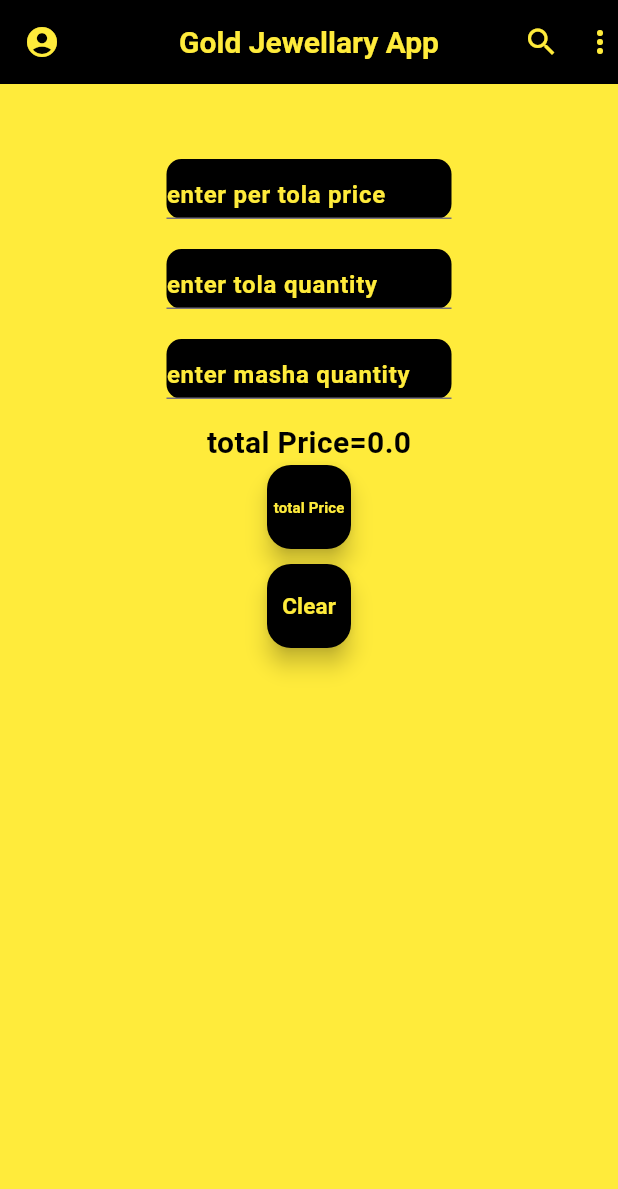
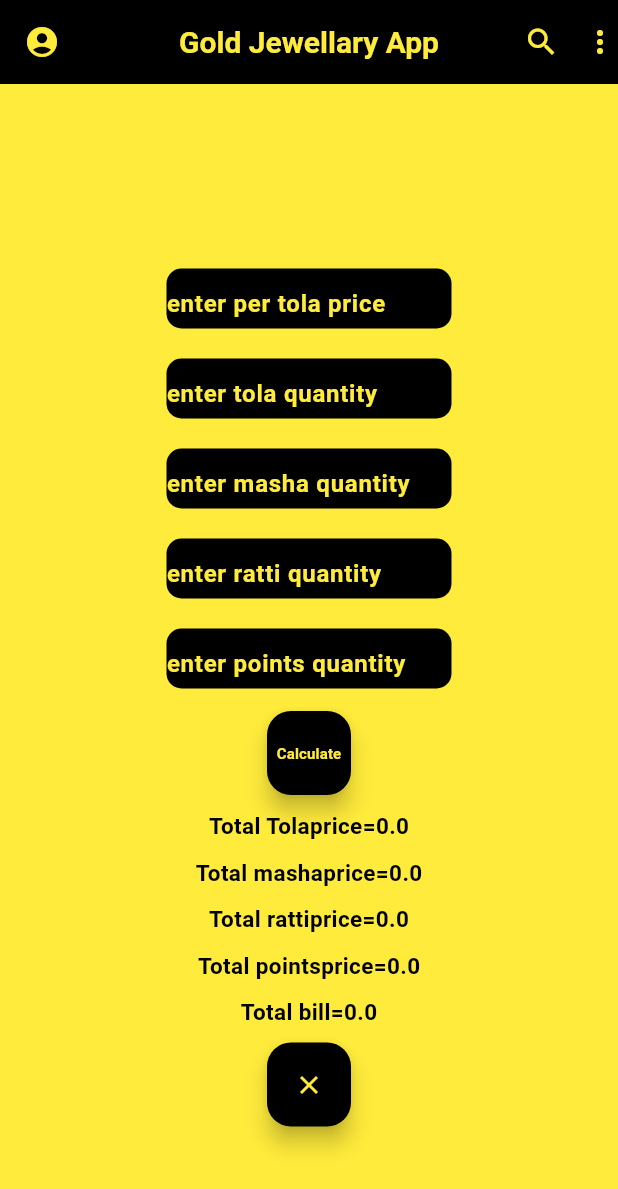
Before and after one commit to laiba12-cloud/projectfour, a Flutter app: the GoldJewAppScreen screen opened directly, on a phone screen of 412 x 824 dp. Shown: the top 1189 px of the screen. Run offline on Flutter 3.47's test engine with Material 3 defaults, Android fonts, the phone set to English and light mode, and no system bars.

Commit message:
i changed code

```diff
--- a/lib/Goldjewapp.dart
+++ b/lib/Goldjewapp.dart
@@ -8,15 +8,16 @@ class GoldJewAppScreen extends StatefulWidget {
 
 class _GoldJewAppScreenState extends State<GoldJewAppScreen> {
 
-  TextEditingController priceController=TextEditingController();
+  TextEditingController pricerateController=TextEditingController();
   TextEditingController tolaquantityController=TextEditingController();
   TextEditingController mashaquantityController=TextEditingController();
-  double totalprice=0;
-  double result=0;
-  double masha=0.0;
-  int a=0;
-  int b=0;
-  int c=0;
+  TextEditingController rattiquantityController=TextEditingController();
+  TextEditingController pointsquantityController=TextEditingController();
+  double totaltola=0.0;
+  double totalmasha=0.0;
+  double totalratti=0.0;
+  double totalpoints=0.0;
+  double totalbill=0.0;
   @override
   Widget build(BuildContext context) {
     return Scaffold(
@@ -40,7 +41,9 @@ class _GoldJewAppScreenState extends State<GoldJewAppScreen> {
       ),
       body:
       Center(
-        child:  Column(
+        child:  SingleChildScrollView(
+          scrollDirection:Axis.vertical,
+          child: Column(
           children: [
             SizedBox(height:50),
             Container(
@@ -51,12 +54,14 @@ class _GoldJewAppScreenState extends State<GoldJewAppScreen> {
                 borderRadius:BorderRadius.circular(10),
               ),
               child:TextFormField(
-              controller:priceController,
+                keyboardType:TextInputType.number,
+                controller:pricerateController,
                 style:TextStyle(
                   color:Colors.yellow,
                   fontWeight:FontWeight.bold,
                 ),
                 decoration: InputDecoration(
+                  border:InputBorder.none,
                   hintText:'enter per tola price',
                   hintStyle:TextStyle(
                     color:Colors.yellow,
@@ -74,12 +79,14 @@ class _GoldJewAppScreenState extends State<GoldJewAppScreen> {
                 borderRadius:BorderRadius.circular(10),
               ),
               child:TextFormField(
+                keyboardType:TextInputType.number,
                 controller:tolaquantityController,
                 style:TextStyle(
                   color:Colors.yellow,
                   fontWeight:FontWeight.bold,
                 ),
                 decoration: InputDecoration(
+                  border:InputBorder.none,
                   hintText:'enter tola quantity',
                   hintStyle:TextStyle(
                     color:Colors.yellow,
@@ -97,13 +104,65 @@ class _GoldJewAppScreenState extends State<GoldJewAppScreen> {
                 borderRadius:BorderRadius.circular(10),
               ),
               child:TextFormField(
+                keyboardType:TextInputType.number,
                 controller:mashaquantityController,
                 style:TextStyle(
                   color:Colors.yellow,
                   fontWeight:FontWeight.bold,
                 ),
                 decoration: InputDecoration(
+                  border:InputBorder.none,
                   hintText:'enter masha quantity',
+                  hintStyle:TextStyle(
+                    color:Colors.yellow,
+                    fontWeight:FontWeight.bold,
+                  ),
+                ),
+              ),
+            ),
+            SizedBox(height:20),
+            Container(
+              height:40,
+              width:190,
+              decoration: BoxDecoration(
+                color:Colors.black,
+                borderRadius:BorderRadius.circular(10),
+              ),
+              child:TextFormField(
+                keyboardType:TextInputType.number,
+                controller:rattiquantityController,
+                style:TextStyle(
+                  color:Colors.yellow,
+                  fontWeight:FontWeight.bold,
+                ),
+                decoration: InputDecoration(
+                  border:InputBorder.none,
+                  hintText:'enter ratti quantity',
+                  hintStyle:TextStyle(
+                    color:Colors.yellow,
+                    fontWeight:FontWeight.bold,
+                  ),
+                ),
+              ),
+            ),
+            SizedBox(height:20),
+            Container(
+              height:40,
+              width:190,
+              decoration: BoxDecoration(
+                color:Colors.black,
+                borderRadius:BorderRadius.circular(10),
+              ),
+              child:TextFormField(
+                keyboardType:TextInputType.number,
+                controller:pointsquantityController,
+                style:TextStyle(
+                  color:Colors.yellow,
+                  fontWeight:FontWeight.bold,
+                ),
+                decoration: InputDecoration(
+                  border:InputBorder.none,
+                  hintText:'enter points quantity',
                   hintStyle:TextStyle(
                     color:Colors.yellow,
                     fontWeight:FontWeight.bold,
@@ -113,30 +172,29 @@ class _GoldJewAppScreenState extends State<GoldJewAppScreen> {
             ),
 
             SizedBox(height:15),
-          Text(
-            'total Price=$totalprice',
-            style:TextStyle(
-              color:Colors.black,
-              fontSize:20,
-              fontWeight:FontWeight.bold,
-            ),
-          ),
             FloatingActionButton(
               backgroundColor: Colors.black,
               onPressed:(){
-              a=int.parse(priceController.text);
-              b=int.parse(tolaquantityController.text);
-              c=int.parse(mashaquantityController.text);
-              a=a*b;
-              print("total tolaquantity=$a");
-              masha=(a/12) *b;
-              print("total mashaquantity=$masha");
-              totalprice=result+masha;
-              print("total price for customer=$totalprice");
+                double a=double.parse(pricerateController.text);
+                double b=double.parse(tolaquantityController.text);
+                double c=double.parse(mashaquantityController.text);
+                double d=double.parse(rattiquantityController.text);
+                double e=double.parse(pointsquantityController.text);
+                totaltola=a*b;
+                print("totaltola=$totaltola");
+
+                totalmasha=a/12 *c;
+                print("total masha=$totalmasha");
+                totalratti=a/96 *d;
+                print("total ratti=$totalratti");
+                totalpoints=a/100 *e;
+                print("total points=$totalpoints");
+                totalbill=totaltola+totalmasha+totalratti+totalpoints;
+                print("total bill=$totalbill");
                 setState((){});
               },
               child:Text(
-              'total Price',
+                'Calculate',
                 style:TextStyle(
                   color:Colors.yellow,
                   fontSize:10,
@@ -145,27 +203,57 @@ class _GoldJewAppScreenState extends State<GoldJewAppScreen> {
               ),
             ),
             SizedBox(height:10),
+            Text('Total Tolaprice=$totaltola',style:TextStyle(
+              color:Colors.black,
+              fontWeight:FontWeight.bold,
+              fontSize:15,
+            )),
+            SizedBox(height:10),
+            Text('Total mashaprice=$totalmasha',style:TextStyle(
+              color:Colors.black,
+              fontWeight:FontWeight.bold,
+              fontSize:15,
+            )),
+            SizedBox(height:10),
+            Text('Total rattiprice=$totalratti',style:TextStyle(
+              color:Colors.black,
+              fontWeight:FontWeight.bold,
+              fontSize:15,
+            )),
+            SizedBox(height:10),
+            Text('Total pointsprice=$totalpoints',style:TextStyle(
+              color:Colors.black,
+              fontWeight:FontWeight.bold,
+              fontSize:15,
+            )),
+            SizedBox(height:10),
+            Text('Total bill=$totalbill',style:TextStyle(
+              color:Colors.black,
+              fontWeight:FontWeight.bold,
+              fontSize:15,
+            )),
+            SizedBox(height:10),
             FloatingActionButton(
               backgroundColor: Colors.black,
               onPressed:(){
-             totalprice=0;
-             priceController.clear();
+               pricerateController.clear();
                tolaquantityController.clear();
                mashaquantityController.clear();
+               rattiquantityController.clear();
+               pointsquantityController.clear();
+               totaltola=0;
+               totalmasha=0;
+               totalratti=0;
+               totalpoints=0;
+               totalbill=0;
                setState(() {
 
                });
               },
-            child:Text(
-              'Clear',
-              style:TextStyle(
-                color:Colors.yellow,
-                fontWeight:FontWeight.bold,
-                fontSize:15,
-              ),
-            ),
+              child:Icon(Icons.clear,color:Colors.yellow,size:20),
             ),
           ],
+                ),
         ),
       ),
     );
```
Also changed, not shown: lib/LogInAdvance.dart (indentation only). Lines whose indentation alone changed are shown as unchanged.
